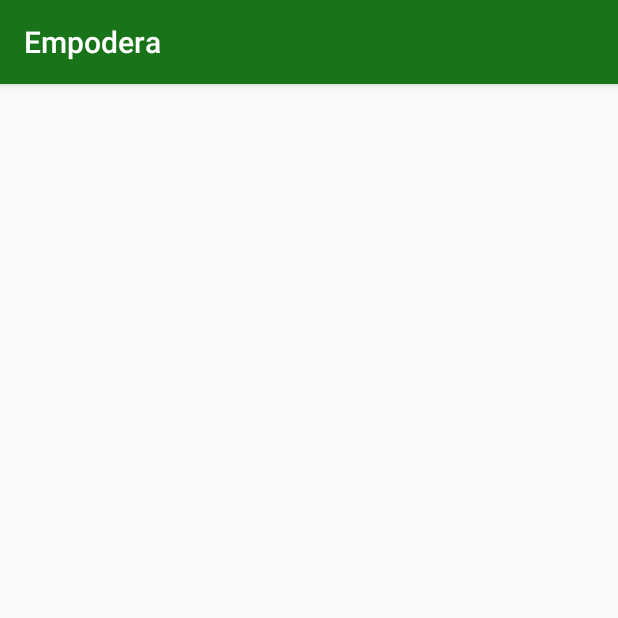
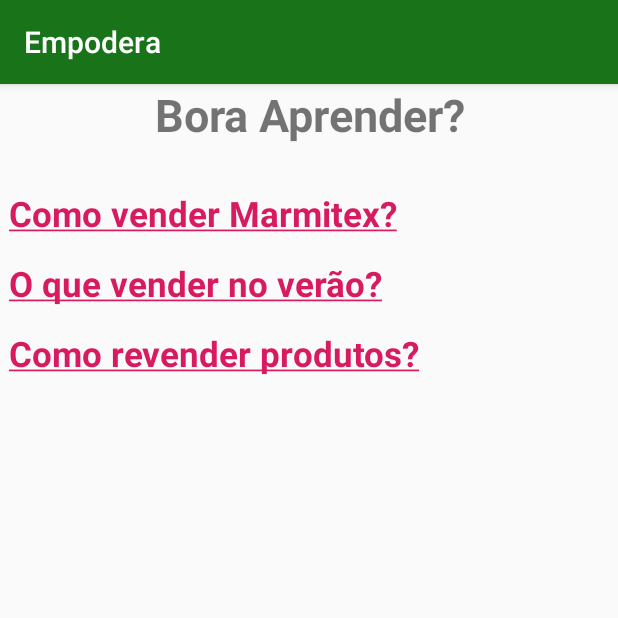
Before and after one commit to Laura-Oliveira/Empodera_old, an Android app: the LearnSubjectActivity screen opened directly, with no data from a screen before it, on a phone screen of 412 x 824 dp, the top half of it. Run offline under Robolectric (Android 15) with nearby library versions, the phone set to English and light mode, and no system bars.

Commit message:
Implementação da Tela de Aprender algo novo

```diff
--- a/app/src/main/java/com/empodera/LearnSubjectActivity.java
+++ b/app/src/main/java/com/empodera/LearnSubjectActivity.java
@@ -2,6 +2,8 @@ package com.empodera;
 
 import android.support.v7.app.AppCompatActivity;
 import android.os.Bundle;
+import android.text.method.LinkMovementMethod;
+import android.widget.TextView;
 
 public class LearnSubjectActivity extends AppCompatActivity {
 
@@ -9,5 +11,14 @@ public class LearnSubjectActivity extends AppCompatActivity {
     protected void onCreate(Bundle savedInstanceState) {
         super.onCreate(savedInstanceState);
         setContentView(R.layout.activity_learn_subject);
+
+        TextView txtLinkMarmitex = findViewById(R.id.link_marmitex);
+        txtLinkMarmitex.setMovementMethod(LinkMovementMethod.getInstance());
+
+        TextView txtLinkSummer = findViewById(R.id.link_summer);
+        txtLinkSummer.setMovementMethod(LinkMovementMethod.getInstance());
+
+        TextView txtLinkRevendaProdutos = findViewById(R.id.link_revenda_produtos);
+        txtLinkRevendaProdutos.setMovementMethod(LinkMovementMethod.getInstance());
     }
 }
--- a/app/src/main/res/layout/activity_learn_subject.xml
+++ b/app/src/main/res/layout/activity_learn_subject.xml
@@ -1,9 +1,58 @@
 <?xml version="1.0" encoding="utf-8"?>
-<android.support.constraint.ConstraintLayout xmlns:android="http://schemas.android.com/apk/res/android"
-    xmlns:app="http://schemas.android.com/apk/res-auto"
+<ScrollView xmlns:app="http://schemas.android.com/apk/res-auto"
     xmlns:tools="http://schemas.android.com/tools"
+    xmlns:android="http://schemas.android.com/apk/res/android"
     android:layout_width="match_parent"
     android:layout_height="match_parent"
     tools:context=".LearnSubjectActivity">
 
-</android.support.constraint.ConstraintLayout>
+    <LinearLayout
+        android:layout_width="match_parent"
+        android:layout_height="match_parent"
+        android:orientation="vertical">
+
+        <TextView
+            android:layout_width="match_parent"
+            android:layout_height="wrap_content"
+            android:text="@string/txt_title_learn_subject"
+            android:gravity="center_horizontal"
+            android:textSize="30sp"
+            android:textStyle="bold"
+            android:layout_marginBottom="30sp"
+            />
+
+        <TextView
+            android:id="@+id/link_marmitex"
+            android:layout_width="match_parent"
+            android:layout_height="wrap_content"
+            android:text="@string/link_marmitex"
+            android:textColorLink="@color/colorAccent"
+            android:textStyle="bold"
+            android:textSize="23sp"
+            android:layout_marginBottom="15sp"
+            />
+
+        <TextView
+            android:id="@+id/link_summer"
+            android:layout_width="match_parent"
+            android:layout_height="wrap_content"
+            android:text="@string/link_summer"
+            android:textColorLink="@color/colorAccent"
+            android:textStyle="bold"
+            android:textSize="23sp"
+            android:layout_marginBottom="15sp"
+            />
+
+        <TextView
+            android:id="@+id/link_revenda_produtos"
+            android:layout_width="match_parent"
+            android:layout_height="wrap_content"
+            android:text="@string/link_revenda_produtos"
+            android:textColorLink="@color/colorAccent"
+            android:textStyle="bold"
+            android:textSize="23sp"
+            android:layout_marginBottom="15sp"
+            />
+    </LinearLayout>
+
+</ScrollView>
--- a/app/src/main/res/layout/activity_register_service.xml
+++ b/app/src/main/res/layout/activity_register_service.xml
@@ -109,7 +109,7 @@
             android:textColor="@color/white"
             android:textSize="14sp"
             android:textStyle="bold"
-            android:padding="25sp"
+            android:padding="23sp"
             android:layout_marginTop="10sp"
             />
     </LinearLayout>
--- a/app/src/main/res/values/strings.xml
+++ b/app/src/main/res/values/strings.xml
@@ -1,13 +1,13 @@
 <resources>
     <string name="app_name">Empodera</string>
 
-    <!-- Strings da tela Principal -->
+    <!-- Strings da tela activity_main -->
     <string name="what_search">O que está procurando?</string>
     <string name="btn_search_person">Buscar trabalhad@r</string>
     <string name="btn_learn">Aprender algo novo</string>
     <string name="btn_offer_service">Cadastrar seu serviço</string>
 
-    <!-- Strings da tela de Cadastro de Servico -->
+    <!-- Strings da tela activity_register_service -->
     <string name="txt_title_register_service">Cadastre seu Serviço</string>
     <string name="txt_name">Nome</string>
     <string name="txt_surname">Sobrenome</string>
@@ -18,7 +18,28 @@
     <string name="txt_radio_yes"> Sim</string>
     <string name="txt_radio_no">Não</string>
     <string name="txt_price_transport"> Quanto vai gastar de passagem?</string>
-    <string name="txt_phone"> Manda teu telefone ex: (81) 99009-8789</string>
-    <string name="txt_email">Manda teu e-mail ex.: maria@gmail.com</string>
+    <string name="txt_phone"> Telefone ex: (81) 99009-8789</string>
+    <string name="txt_email">E-mail ex.: maria@gmail.com</string>
     <string name="btn_register_service">Cadastrar</string>
+
+    <!-- Strings da tela activity_lean_subject -->
+    <string name="txt_title_learn_subject"> Bora Aprender?</string>
+    <string name="link_marmitex">
+        <a href="https://www.mulheresempreendedoras.net.br/como-ganhar-dinheiro-vendendo-marmitex/">Como vender Marmitex?</a>
+    </string>
+    <string name="link_summer">
+        <a href="https://www.mulheresempreendedoras.net.br/ideias-para-ganhar-dinheiro-no-verao/">O que vender no verão?</a>
+    </string>
+
+    <string name="link_brigadeiro">
+        <a href="https://www.mulheresempreendedoras.net.br/como-ganhar-dinheiro-vendendo-brigadeiros/">Vender Brigadeiro</a>
+    </string>
+
+    <string name="link_easter">
+        <a href="https://www.mulheresempreendedoras.net.br/ideias-para-ganhar-dinheiro-na-pascoa/"> Como ganhar dinheiro na Páscoa?</a>
+    </string>
+
+    <string name="link_revenda_produtos">
+        <a href="https://www.mulheresempreendedoras.net.br/produtos-para-revenda-por-catalogo/">Como revender produtos?</a>
+    </string>
 </resources>
```
Also changed, not shown: 3 other files.
